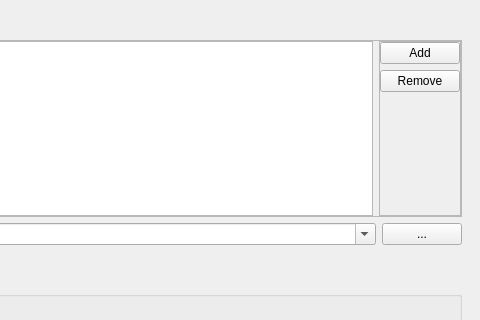
Before: the Qt Designer form npackdg/src/settingsframe.ui in npackd/npackd-cpp, drawn with Qt 5; both pictures show x 384 to 864 and y 0 to 320 of the 864 by 531 pixel window.
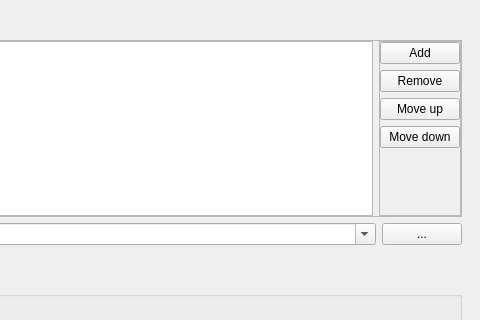
After: the same form once the commit is applied.

Patch:
```diff
--- a/npackdg/src/settingsframe.ui
+++ b/npackdg/src/settingsframe.ui
@@ -125,6 +125,20 @@
               </property>
              </widget>
             </item>
+            <item>
+             <widget class="QPushButton" name="pushButtonMoveUp">
+              <property name="text">
+               <string>Move up</string>
+              </property>
+             </widget>
+            </item>
+            <item>
+             <widget class="QPushButton" name="pushButtonMoveDown">
+              <property name="text">
+               <string>Move down</string>
+              </property>
+             </widget>
+            </item>
             <item>
              <spacer name="verticalSpacer_2">
               <property name="orientation">
```
Left out of the diff: 6 changed lines with no effect on the pictures.
